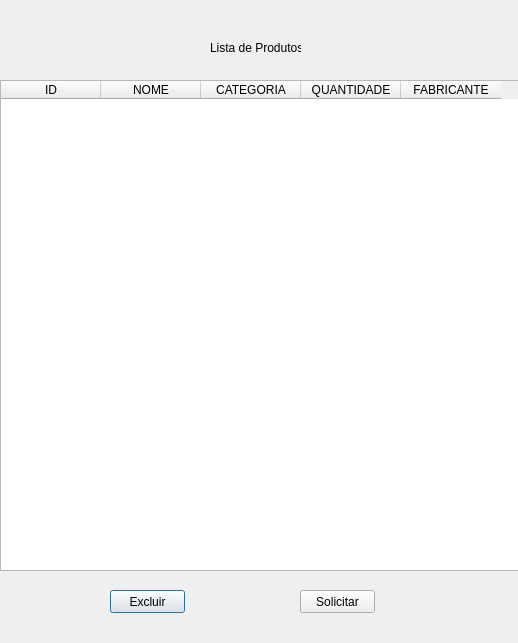
Before: the Qt Designer form versão final/listar_produtos_adm.ui in tsmgouvea/trabalho-do-nelson, drawn with Qt 5.
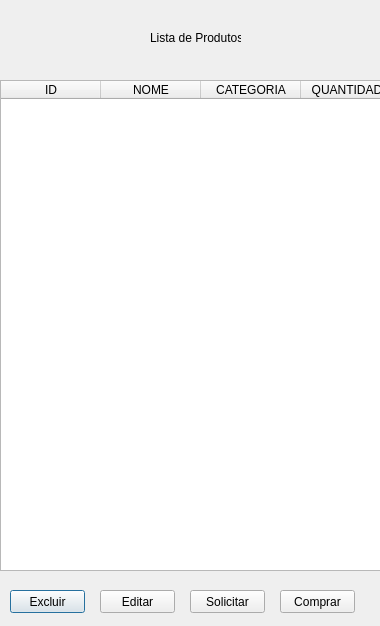
After: the same form once the commit is applied.

The edit to the form file:
```diff
--- a/versão final/listar_produtos_adm.ui
+++ b/versão final/listar_produtos_adm.ui
@@ -6,8 +6,8 @@
    <rect>
     <x>0</x>
     <y>0</y>
-    <width>518</width>
-    <height>643</height>
+    <width>380</width>
+    <height>626</height>
    </rect>
   </property>
   <property name="windowTitle">
@@ -51,7 +51,7 @@
   <widget class="QPushButton" name="pushButton">
    <property name="geometry">
     <rect>
-     <x>110</x>
+     <x>10</x>
      <y>590</y>
      <width>75</width>
      <height>23</height>
@@ -64,21 +64,21 @@
   <widget class="QPushButton" name="pushButton_2">
    <property name="geometry">
     <rect>
-     <x>300</x>
+     <x>100</x>
      <y>590</y>
      <width>75</width>
      <height>23</height>
     </rect>
    </property>
    <property name="text">
-    <string>Solicitar</string>
+    <string>Editar</string>
    </property>
   </widget>
   <widget class="QLabel" name="label">
    <property name="geometry">
     <rect>
-     <x>210</x>
-     <y>40</y>
+     <x>150</x>
+     <y>30</y>
      <width>91</width>
      <height>16</height>
     </rect>
@@ -87,6 +87,32 @@
     <string>Lista de Produtos</string>
    </property>
   </widget>
+  <widget class="QPushButton" name="pushButton_3">
+   <property name="geometry">
+    <rect>
+     <x>190</x>
+     <y>590</y>
+     <width>75</width>
+     <height>23</height>
+    </rect>
+   </property>
+   <property name="text">
+    <string>Solicitar</string>
+   </property>
+  </widget>
+  <widget class="QPushButton" name="pushButton_4">
+   <property name="geometry">
+    <rect>
+     <x>280</x>
+     <y>590</y>
+     <width>75</width>
+     <height>23</height>
+    </rect>
+   </property>
+   <property name="text">
+    <string>Comprar</string>
+   </property>
+  </widget>
  </widget>
  <resources/>
  <connections/>
```
